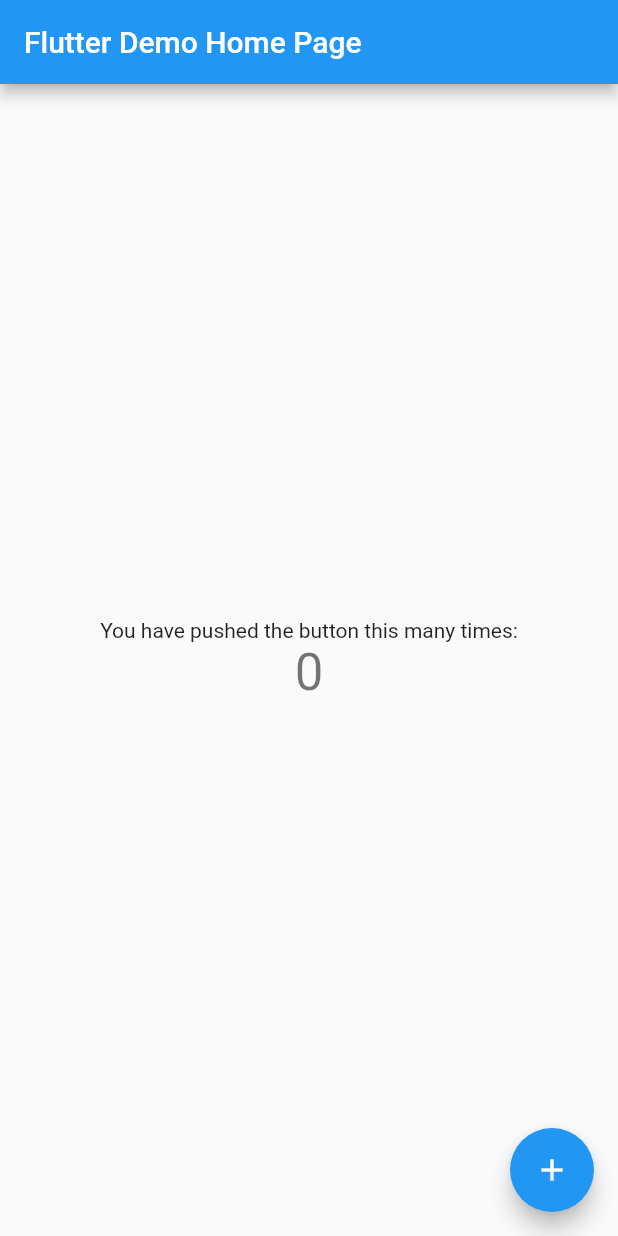
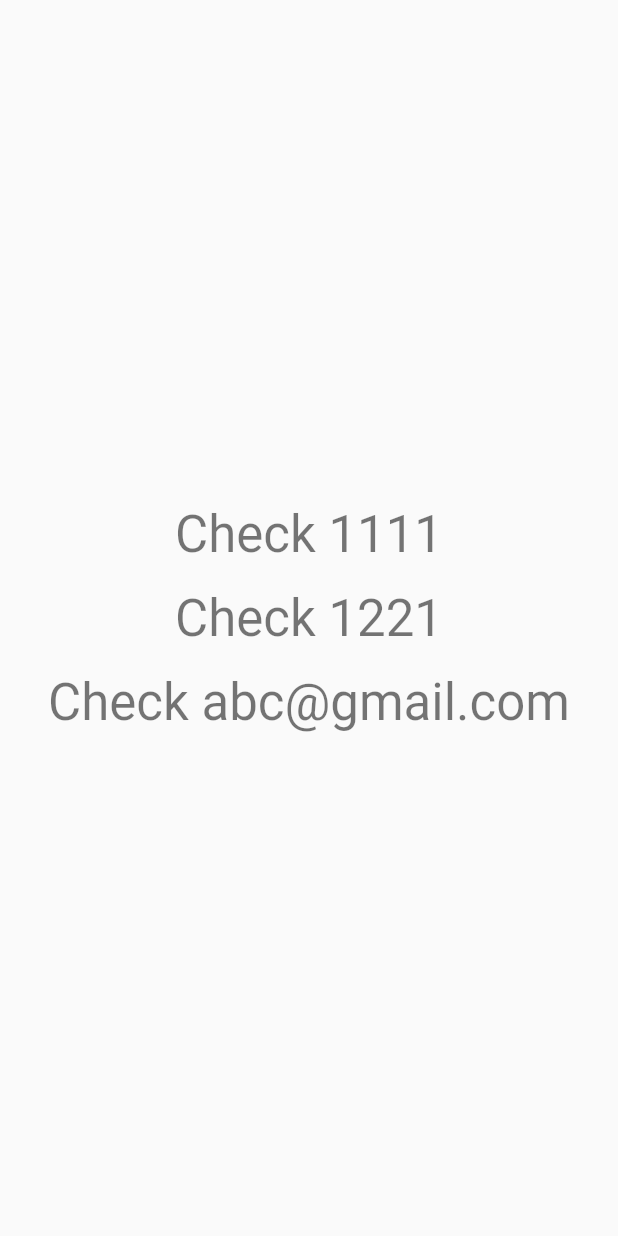
Before and after one commit to chabdullah333/string-utils-abdullah-0120, a Flutter app: the screen it shows after launch, on a phone screen of 412 x 824 dp. Run offline on Flutter 3.47's test engine with Material 2 defaults, Android fonts, the phone set to English and light mode, and no system bars; our stand-ins replace dartx, email_validator.

Commit message:
example added,readme updated,changelog updated

```diff
--- a/example/lib/main.dart
+++ b/example/lib/main.dart
@@ -1,4 +1,5 @@
 import 'package:flutter/material.dart';
+import 'package:string_utils_abdullah_0120/string_utils_abdullah_0120.dart';
 
 void main() {
   runApp(const MyApp());
@@ -6,110 +7,57 @@ void main() {
 
 class MyApp extends StatelessWidget {
   const MyApp({super.key});
-
-  // This widget is the root of your application.
   @override
   Widget build(BuildContext context) {
     return MaterialApp(
       title: 'Flutter Demo',
       theme: ThemeData(
-        // This is the theme of your application.
-        //
-        // Try running your application with "flutter run". You'll see the
-        // application has a blue toolbar. Then, without quitting the app, try
-        // changing the primarySwatch below to Colors.green and then invoke
-        // "hot reload" (press "r" in the console where you ran "flutter run",
-        // or simply save your changes to "hot reload" in a Flutter IDE).
-        // Notice that the counter didn't reset back to zero; the application
-        // is not restarted.
         primarySwatch: Colors.blue,
       ),
-      home: const MyHomePage(title: 'Flutter Demo Home Page'),
+      home: const MyHomePage(),
     );
   }
 }
 
-class MyHomePage extends StatefulWidget {
-  const MyHomePage({super.key, required this.title});
-
-  // This widget is the home page of your application. It is stateful, meaning
-  // that it has a State object (defined below) that contains fields that affect
-  // how it looks.
-
-  // This class is the configuration for the state. It holds the values (in this
-  // case the title) provided by the parent (in this case the App widget) and
-  // used by the build method of the State. Fields in a Widget subclass are
-  // always marked "final".
-
-  final String title;
-
-  @override
-  State<MyHomePage> createState() => _MyHomePageState();
-}
-
-class _MyHomePageState extends State<MyHomePage> {
-  int _counter = 0;
-
-  void _incrementCounter() {
-    setState(() {
-      // This call to setState tells the Flutter framework that something has
-      // changed in this State, which causes it to rerun the build method below
-      // so that the display can reflect the updated values. If we changed
-      // _counter without calling setState(), then the build method would not be
-      // called again, and so nothing would appear to happen.
-      _counter++;
-    });
-  }
+class MyHomePage extends StatelessWidget {
+  const MyHomePage({super.key});
 
   @override
   Widget build(BuildContext context) {
-    // This method is rerun every time setState is called, for instance as done
-    // by the _incrementCounter method above.
-    //
-    // The Flutter framework has been optimized to make rerunning build methods
-    // fast, so that you can just rebuild anything that needs updating rather
-    // than having to individually change instances of widgets.
     return Scaffold(
-      appBar: AppBar(
-        // Here we take the value from the MyHomePage object that was created by
-        // the App.build method, and use it to set our appbar title.
-        title: Text(widget.title),
-      ),
-      body: Center(
-        // Center is a layout widget. It takes a single child and positions it
-        // in the middle of the parent.
-        child: Column(
-          // Column is also a layout widget. It takes a list of children and
-          // arranges them vertically. By default, it sizes itself to fit its
-          // children horizontally, and tries to be as tall as its parent.
-          //
-          // Invoke "debug painting" (press "p" in the console, choose the
-          // "Toggle Debug Paint" action from the Flutter Inspector in Android
-          // Studio, or the "Toggle Debug Paint" command in Visual Studio Code)
-          // to see the wireframe for each widget.
-          //
-          // Column has various properties to control how it sizes itself and
-          // how it positions its children. Here we use mainAxisAlignment to
-          // center the children vertically; the main axis here is the vertical
-          // axis because Columns are vertical (the cross axis would be
-          // horizontal).
-          mainAxisAlignment: MainAxisAlignment.center,
-          children: <Widget>[
-            const Text(
-              'You have pushed the button this many times:',
-            ),
-            Text(
-              '$_counter',
-              style: Theme.of(context).textTheme.headlineMedium,
-            ),
-          ],
-        ),
-      ),
-      floatingActionButton: FloatingActionButton(
-        onPressed: _incrementCounter,
-        tooltip: 'Increment',
-        child: const Icon(Icons.add),
-      ), // This trailing comma makes auto-formatting nicer for build methods.
-    );
+        body: Center(
+            child: Column(mainAxisAlignment: MainAxisAlignment.center, children: <Widget>[
+      TextButton(
+          onPressed: () {
+            _validateStrings("1111", context);
+          },
+          child: Center(child: Text('Check 1111', style: Theme.of(context).textTheme.headlineMedium))),
+      TextButton(
+          onPressed: () {
+            _validateStrings("1221", context);
+          },
+          child: Center(child: Text('Check 1221', style: Theme.of(context).textTheme.headlineMedium))),
+      TextButton(
+          onPressed: () {
+            _validateStrings("abc@gmail.com", context);
+          },
+          child: Center(child: Text('Check abc@gmail.com', style: Theme.of(context).textTheme.headlineMedium)))
+    ])));
+  }
+
+  void _validateStrings(String givenString, BuildContext context) {
+    if (StringHelperUtils.instance.isNullOrBlank(givenString: givenString)) {
+      debugPrint("Value is null or empty");
+    } else if (StringHelperUtils.instance.isDouble(stringToCheck: givenString)) {
+      debugPrint("Value is Double");
+    } else if (StringHelperUtils.instance.isInt(stringToCheck: givenString)) {
+      debugPrint("Value is Int");
+    } else if (StringHelperUtils.instance.isNumeric(stringValue: givenString)) {
+      debugPrint("Value is Numeric");
+    } else if (StringHelperUtils.instance.isValidEmail(givenEmail: givenString)) {
+      debugPrint("Valid Email");
+    } else if (StringHelperUtils.instance.isValidAmountValue(amountValue: givenString, allowedMaxAmount: 12345)) {
+      debugPrint("Valid Amount");
+    }
   }
 }
--- a/example/pubspec.yaml
+++ b/example/pubspec.yaml
@@ -31,6 +31,7 @@ dependencies:
   flutter:
     sdk: flutter
 
+  string_utils_abdullah_0120: ^0.0.1
 
   # The following adds the Cupertino Icons font to your application.
   # Use with the CupertinoIcons class for iOS style icons.
--- a/pubspec.yaml
+++ b/pubspec.yaml
@@ -1,6 +1,6 @@
 name: string_utils_abdullah_0120
-description: String utils helper for string validations.
-version: 0.0.1
+description: A Flutter package for validating strings using helper util methods, easy to use and manage.
+version: 0.0.2
 homepage: https://github.com/chabdullah333/string-utils-abdullah-0120
 
 environment:
```
Also changed, not shown: 2 other files.
